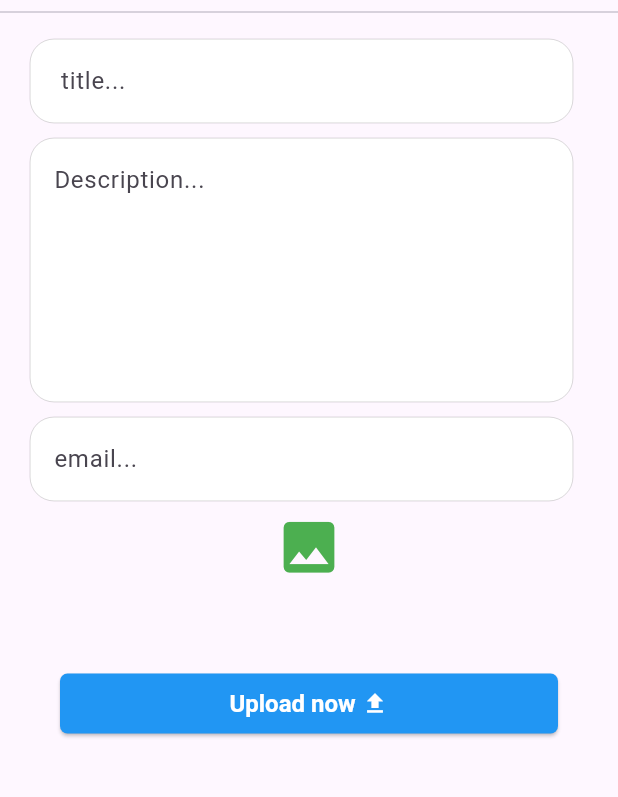
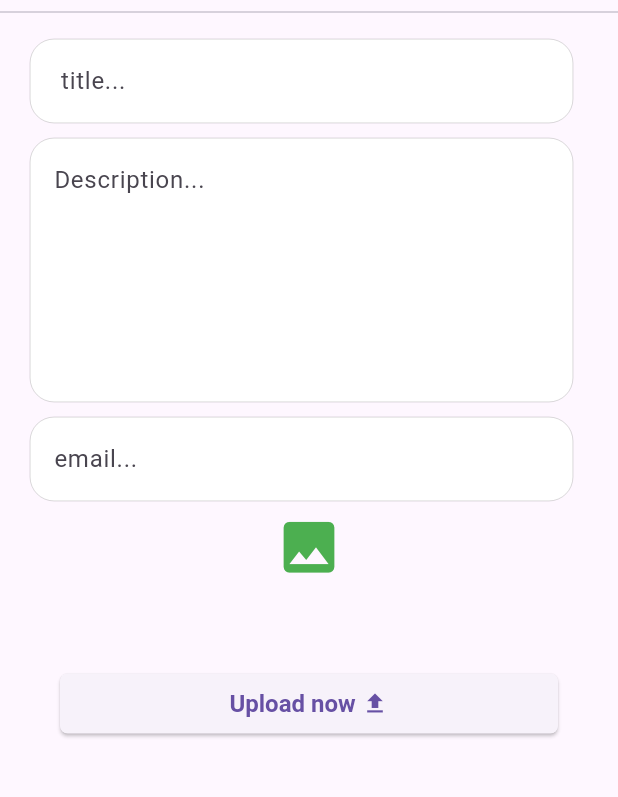
Before and after one commit to alazad214/blog-app, a Flutter app: the Post_Screen screen opened directly, on a phone screen of 412 x 824 dp, the part 84-881 px from its top. Run offline on Flutter 3.47's test engine with Material 3 defaults, Android fonts, the phone set to English and light mode, and no system bars; our stand-ins replace cached_network_image, carousel_slider, cloud_firestore, firebase_core, get, image_picker and 1 more; accounts and stored records are empty; network calls fail.

Commit message:
some changes

```diff
--- a/lib/blog_card/blogcard_desktop.dart
+++ b/lib/blog_card/blogcard_desktop.dart
@@ -5,7 +5,6 @@ import 'package:get/get.dart';
 import 'package:get/get_core/src/get_main.dart';
 import 'package:praner_blog/widgets/custom_card.dart';
 
-import '../details_blog/details_mobile.dart';
 import '../utils/blog_item.dart';
 
 class BlogCard_Desktop extends StatelessWidget {
--- a/lib/details_blog/details_mobile.dart
+++ b/lib/details_blog/details_mobile.dart
@@ -109,8 +109,6 @@ class Details_Mobile extends StatelessWidget {
                       await launch(url.toString());
                     },
                     style: ElevatedButton.styleFrom(
-                      primary: Colors.blueGrey,
-                      onPrimary: Colors.white,
                       padding: const EdgeInsets.symmetric(
                           horizontal: 20, vertical: 10),
                       textStyle: const TextStyle(fontSize: 16),
--- a/lib/screens/fottersection.dart
+++ b/lib/screens/fottersection.dart
@@ -3,7 +3,7 @@ import 'package:flutter/cupertino.dart';
 import 'package:flutter/material.dart';
 import 'package:url_launcher/url_launcher.dart';
 
-import '../utils/contact_item.dart';
+
 
 class Fotter_Section extends StatelessWidget {
   const Fotter_Section({super.key});
--- a/lib/screens/post_screen.dart
+++ b/lib/screens/post_screen.dart
@@ -1,5 +1,6 @@
 import 'dart:io';
 
+import 'package:cloud_firestore/cloud_firestore.dart';
 import 'package:flutter/material.dart';
 import 'package:image_picker/image_picker.dart';
 
@@ -13,6 +14,7 @@ class Post_Screen extends StatefulWidget {
 }
 
 class _Post_ScreenState extends State<Post_Screen> {
+  FirebaseFirestore firestore = FirebaseFirestore.instance;
   final ImagePicker picker = ImagePicker();
   XFile? image;
   List<XFile>? images;
@@ -78,9 +80,7 @@ class _Post_ScreenState extends State<Post_Screen> {
               child: ElevatedButton(
                 onPressed: () {},
                 style: ElevatedButton.styleFrom(
-                  primary: Colors.blue,
-                  onPrimary: Colors.white,
-                  // Elevation
+
                   shape: RoundedRectangleBorder(
                     borderRadius: BorderRadius.circular(5),
                   ),
--- a/pubspec.yaml
+++ b/pubspec.yaml
@@ -40,7 +40,7 @@ dependencies:
   lottie: ^3.1.0
   url_launcher: ^6.0.0
   salomon_bottom_bar: ^3.3.2
-  carousel_slider: ^4.2.1
+  carousel_slider: ^5.0.0
   another_carousel_pro: ^1.0.2
   cached_network_image: ^3.3.1
   firebase_core: ^2.27.0
```
Also changed, not shown: pubspec.lock.
